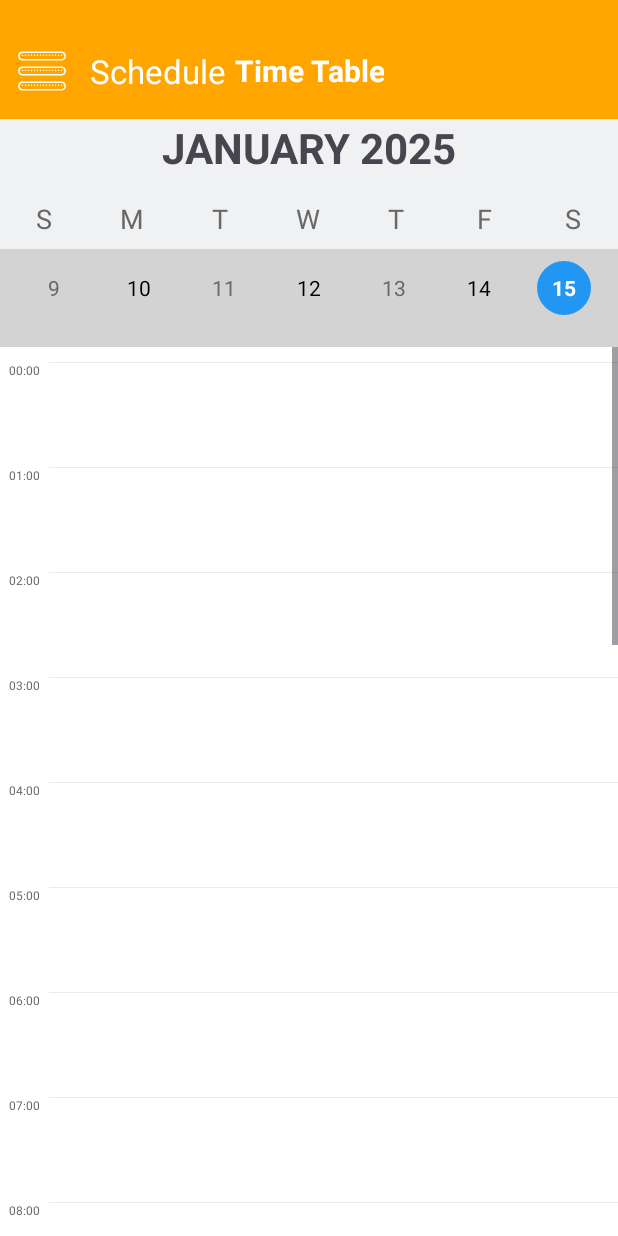
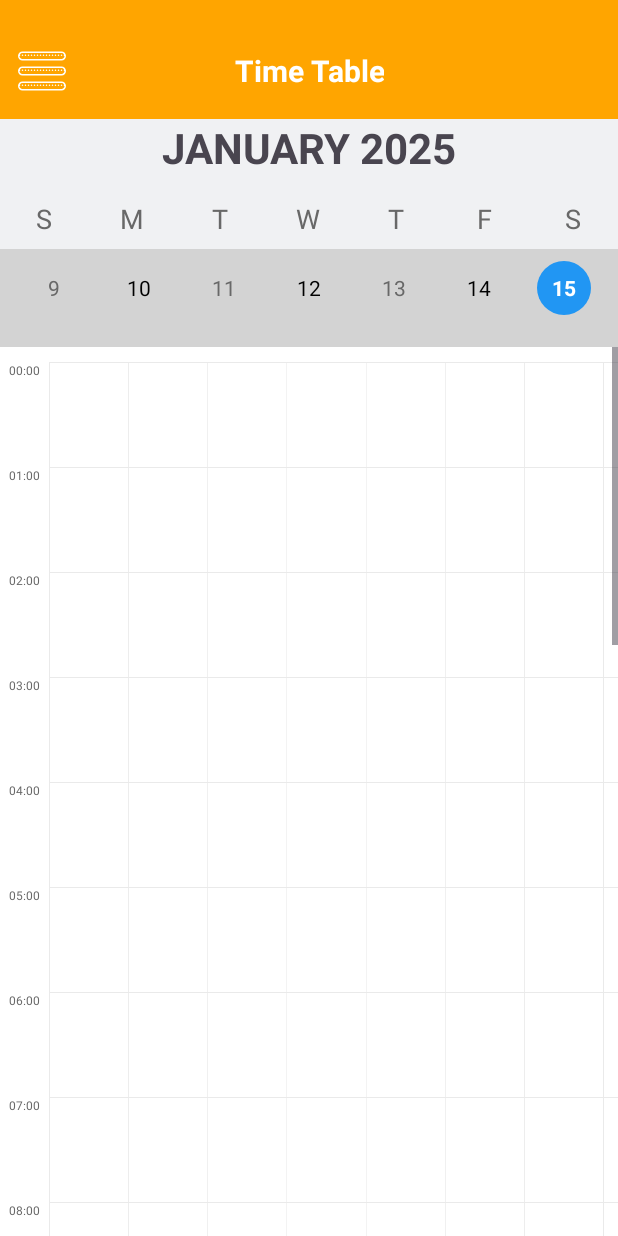
Before and after one commit to Nguyen-Thanh-Tri/android-manage-class-schedule, an Android app: the fragment WeekViewFragment placed in its activity, on a phone screen of 412 x 824 dp. Run offline under Robolectric (Android 15) with nearby library versions, the light colour scheme and no system bars; our stand-ins replace Room's generated code.

Commit message:
fix asynchronous

```diff
--- a/app/src/main/java/com/mtp/shedule/MainActivity.java
+++ b/app/src/main/java/com/mtp/shedule/MainActivity.java
@@ -36,6 +36,8 @@ public class MainActivity extends AppCompatActivity {
         toolbar = findViewById(R.id.toolbar);
         toolbarTitle = findViewById(R.id.toolbar_title);
         setSupportActionBar(toolbar);
+        Objects.requireNonNull(getSupportActionBar()).setDisplayShowTitleEnabled(false);
+
 
         // Navigation icon mở/đóng Drawer
         drawerLayout = findViewById(R.id.drawer_layout);
--- a/app/src/main/java/com/mtp/shedule/fragment/calendarfragment/WeekViewFragment.java
+++ b/app/src/main/java/com/mtp/shedule/fragment/calendarfragment/WeekViewFragment.java
@@ -14,6 +14,8 @@ import android.view.ViewGroup;
 
 import androidx.constraintlayout.widget.ConstraintLayout;
 import androidx.gridlayout.widget.GridLayout;
+
+import android.view.ViewTreeObserver;
 import android.widget.LinearLayout;
 import android.widget.TextView;
 import androidx.annotation.NonNull;
@@ -93,6 +95,10 @@ public class WeekViewFragment extends Fragment {
                         eventsByColumn.computeIfAbsent(diffDays, k -> new java.util.ArrayList<>()).add(e);
                     }
                 }
+
+            if (!isAdded()) {
+                return;
+            }
 
             requireActivity().runOnUiThread(() -> {
                 removeOldEvents();
@@ -180,12 +186,23 @@ public class WeekViewFragment extends Fragment {
         ViewGroup.LayoutParams params = eventDrawingArea.getLayoutParams();
         params.height = (HOURS_IN_DAY) * hourHeightPx+90; //  0->24
         eventDrawingArea.setLayoutParams(params);
-        eventDrawingArea.getViewTreeObserver().addOnGlobalLayoutListener(() -> {
-            drawDaySeparators();
+        // SỬA ĐỔI QUAN TRỌNG: Xóa Listener sau khi chạy
+        eventDrawingArea.getViewTreeObserver().addOnGlobalLayoutListener(new ViewTreeObserver.OnGlobalLayoutListener() {
+            @Override
+            public void onGlobalLayout() {
+                // Đảm bảo không gọi lại nhiều lần
+                eventDrawingArea.getViewTreeObserver().removeOnGlobalLayoutListener(this);
+                drawDaySeparators();
+            }
         });
     }
     private void drawDaySeparators() {
         eventDrawingArea.post(() -> {
+
+            if (!isAdded()) {
+                return;
+            }
+
             int width = eventDrawingArea.getWidth();
             if (width == 0) return;
 
@@ -311,6 +328,9 @@ public class WeekViewFragment extends Fragment {
 
     private void drawEventsForDay(List<EventEntity> events, int columnIndex) {
         eventDrawingArea.post(() -> {
+            if (!isAdded()) {
+                return;
+            }
 
             float density = getResources().getDisplayMetrics().density;
             float hourHeightPx = HOUR_HEIGHT_DP * density;
```
